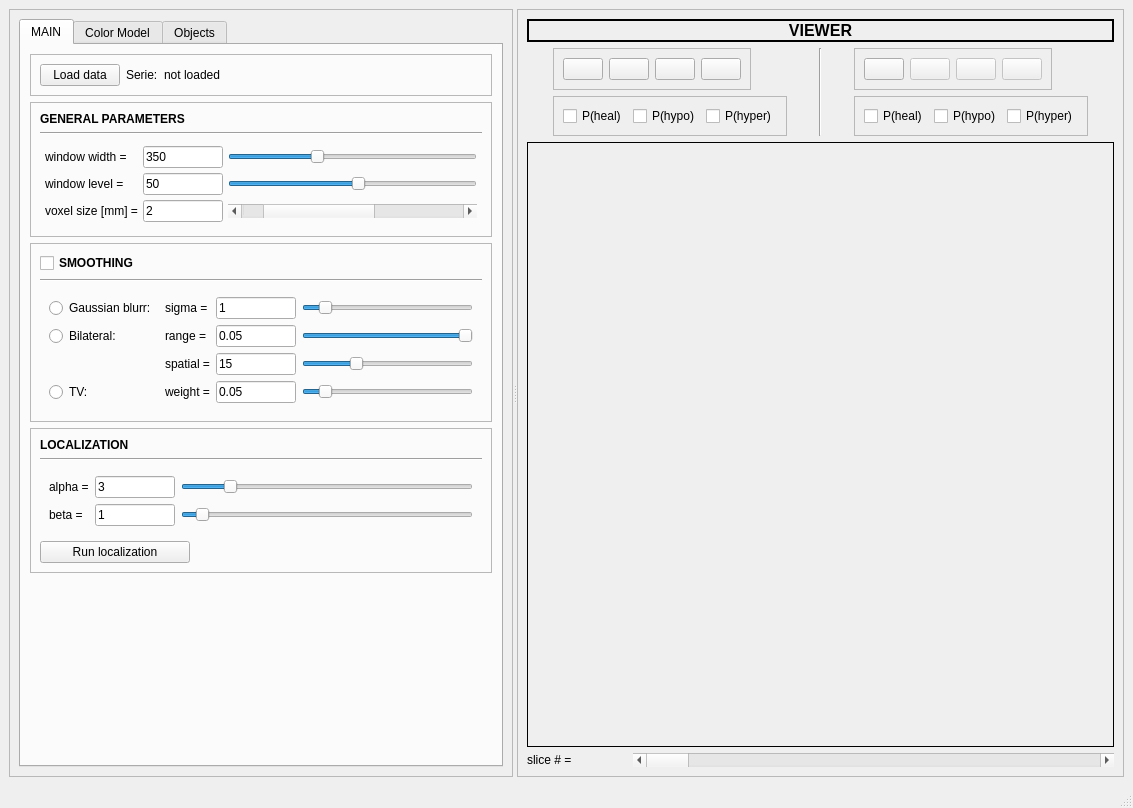
Old version of the form lession_editor_GUI_tab.ui in the repository mazoku/lesion_editor.
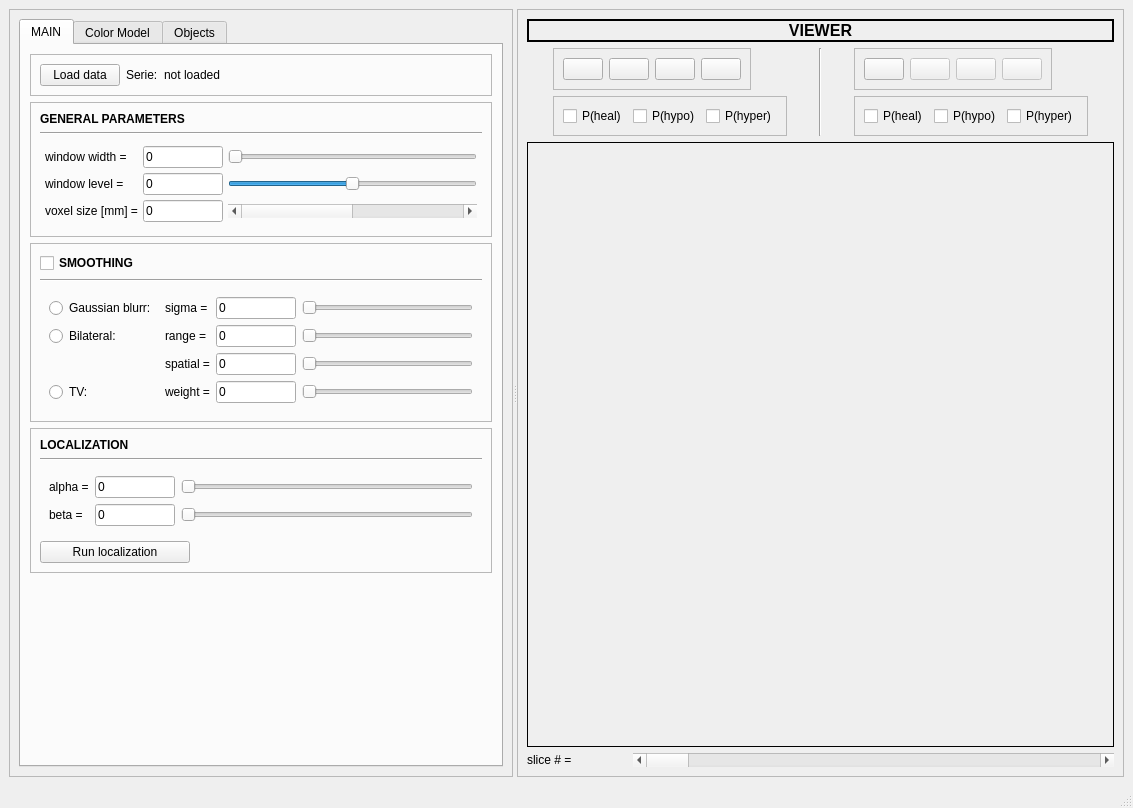
New version of the form. The open tabs and pages were chosen to show the change. Icons and pictures are not drawn.

The edit to the form file:
```diff
--- a/lession_editor_GUI_tab.ui
+++ b/lession_editor_GUI_tab.ui
@@ -227,7 +227,7 @@
                      </size>
                     </property>
                     <property name="text">
-                     <string>350</string>
+                     <string>0</string>
                     </property>
                    </widget>
                   </item>
@@ -246,7 +246,7 @@
                      </size>
                     </property>
                     <property name="text">
-                     <string>2</string>
+                     <string>0</string>
                     </property>
                    </widget>
                   </item>
@@ -291,7 +291,7 @@
                      </size>
                     </property>
                     <property name="text">
-                     <string>50</string>
+                     <string>0</string>
                     </property>
                    </widget>
                   </item>
@@ -301,7 +301,7 @@
                      <number>1000</number>
                     </property>
                     <property name="value">
-                     <number>350</number>
+                     <number>0</number>
                     </property>
                     <property name="orientation">
                      <enum>Qt::Horizontal</enum>
@@ -323,7 +323,7 @@
                      <number>1000</number>
                     </property>
                     <property name="value">
-                     <number>50</number>
+                     <number>0</number>
                     </property>
                     <property name="orientation">
                      <enum>Qt::Horizontal</enum>
@@ -336,7 +336,7 @@
                      <number>10</number>
                     </property>
                     <property name="value">
-                     <number>2</number>
+                     <number>0</number>
                     </property>
                     <property name="orientation">
                      <enum>Qt::Horizontal</enum>
@@ -421,7 +421,7 @@
                      </size>
                     </property>
                     <property name="text">
-                     <string>15</string>
+                     <string>0</string>
                     </property>
                    </widget>
                   </item>
@@ -431,7 +431,7 @@
                      <number>10</number>
                     </property>
                     <property name="value">
-                     <number>1</number>
+                     <number>0</number>
                     </property>
                     <property name="orientation">
                      <enum>Qt::Horizontal</enum>
@@ -453,7 +453,7 @@
                      </size>
                     </property>
                     <property name="text">
-                     <string>0.05</string>
+                     <string>0</string>
                     </property>
                    </widget>
                   </item>
@@ -472,7 +472,7 @@
                      </size>
                     </property>
                     <property name="text">
-                     <string>1</string>
+                     <string>0</string>
                     </property>
                    </widget>
                   </item>
@@ -545,7 +545,7 @@
                      </size>
                     </property>
                     <property name="text">
-                     <string>0.05</string>
+                     <string>0</string>
                     </property>
                    </widget>
                   </item>
@@ -555,7 +555,7 @@
                      <number>100</number>
                     </property>
                     <property name="value">
-                     <number>100</number>
+                     <number>0</number>
                     </property>
                     <property name="orientation">
                      <enum>Qt::Horizontal</enum>
@@ -568,7 +568,7 @@
                      <number>50</number>
                     </property>
                     <property name="value">
-                     <number>15</number>
+                     <number>0</number>
                     </property>
                     <property name="orientation">
                      <enum>Qt::Horizontal</enum>
@@ -581,7 +581,7 @@
                      <number>1000</number>
                     </property>
                     <property name="value">
-                     <number>100</number>
+                     <number>0</number>
                     </property>
                     <property name="orientation">
                      <enum>Qt::Horizontal</enum>
@@ -665,7 +665,7 @@
                      </size>
                     </property>
                     <property name="text">
-                     <string>3</string>
+                     <string>0</string>
                     </property>
                    </widget>
                   </item>
@@ -710,7 +710,7 @@
                      </size>
                     </property>
                     <property name="text">
-                     <string>1</string>
+                     <string>0</string>
                     </property>
                    </widget>
                   </item>
@@ -720,7 +720,7 @@
                      <number>20</number>
                     </property>
                     <property name="value">
-                     <number>3</number>
+                     <number>0</number>
                     </property>
                     <property name="orientation">
                      <enum>Qt::Horizontal</enum>
@@ -733,7 +733,7 @@
                      <number>20</number>
                     </property>
                     <property name="value">
-                     <number>1</number>
+                     <number>0</number>
                     </property>
                     <property name="orientation">
                      <enum>Qt::Horizontal</enum>
```
Left out of the diff: 32 changed lines with no effect on the pictures.
